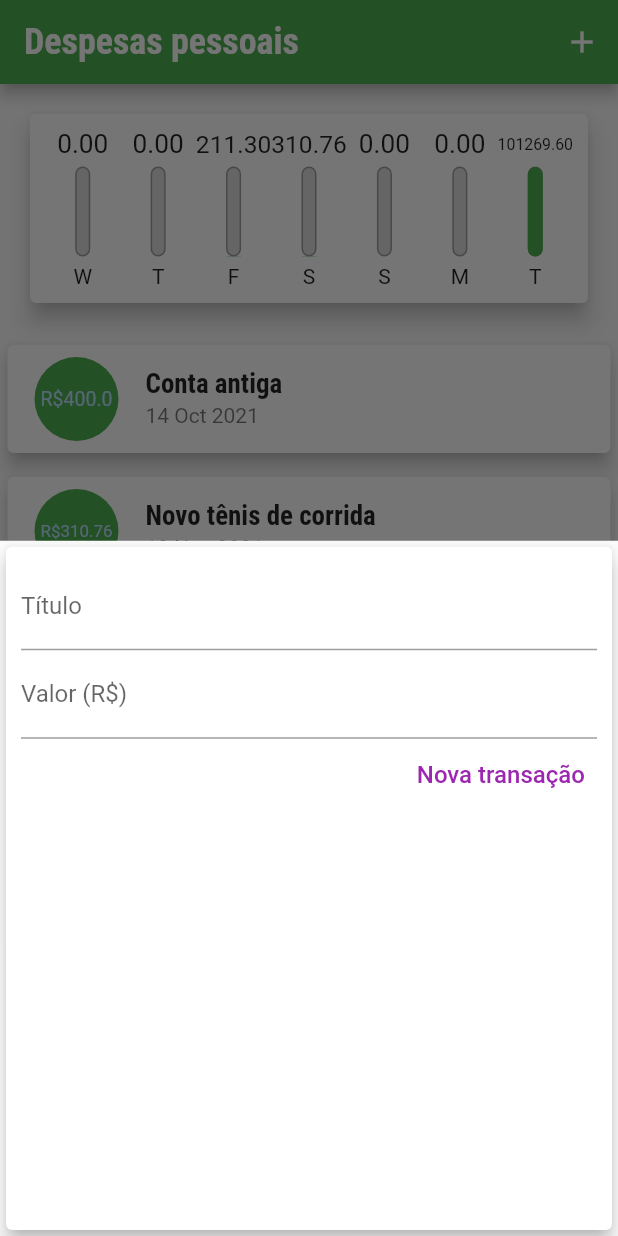
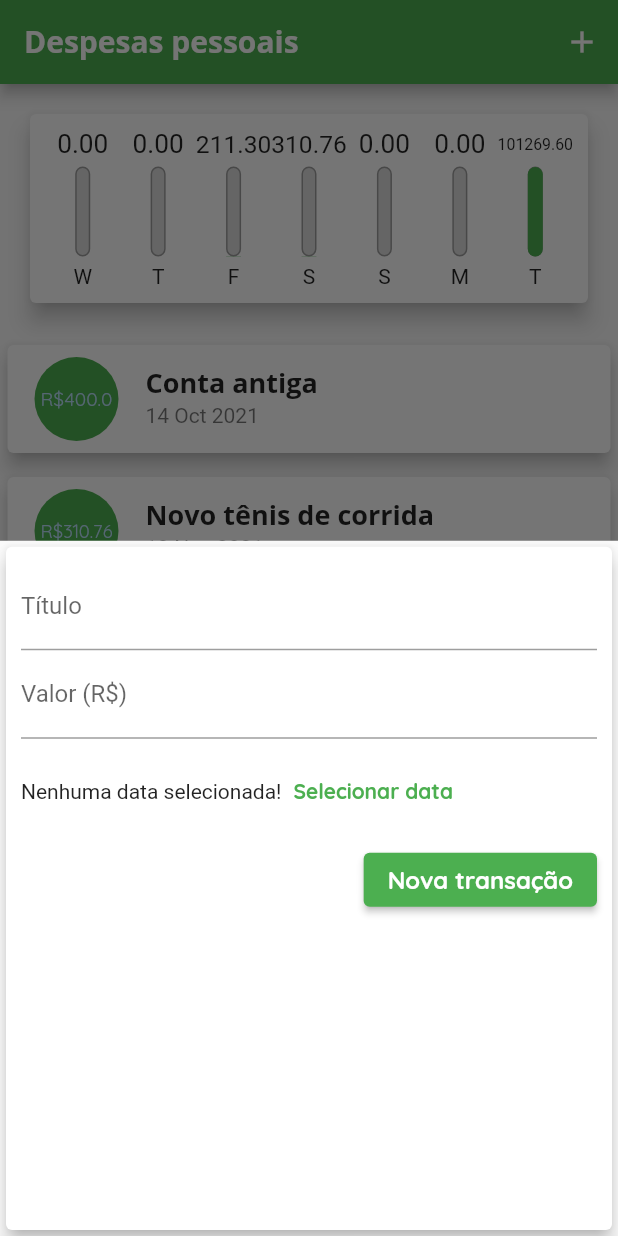
Before and after one commit to oElberte/expenses, a Flutter app: the screen it shows after launch, after a tap on the "add" icon, on a phone screen of 412 x 824 dp. Run offline on Flutter 3.47's test engine with Material 2 defaults, Android fonts, the phone set to English and light mode, and no system bars; Roboto replaces fonts that are missing (ShipporiAntiqueB1).

Commit message:
Changed fonts and new button in form

```diff
--- a/lib/components/transaction_form.dart
+++ b/lib/components/transaction_form.dart
@@ -50,22 +50,29 @@ class _TransactionFormState extends State<TransactionForm> {
                 labelText: "Valor (R\$)",
               ),
             ),
-
             // This Row is the button for add the expenses to the list
+            SizedBox(
+              height: 70,
+              child: Row(
+                children: [
+                  Text("Nenhuma data selecionada!"),
+                  TextButton(
+                    onPressed: () {},
+                    child: Text("Selecionar data"),
+                  )
+                ],
+              ),
+            ),
             Row(
               mainAxisAlignment: MainAxisAlignment.end,
               children: [
-                TextButton(
+                ElevatedButton(
                   onPressed: _submitForm,
                   child: const Text(
                     "Nova transação",
                     style: TextStyle(
                       fontSize: 16,
                     ),
-                  ),
-                  style: ElevatedButton.styleFrom(
-                    primary: Colors.white,
-                    onPrimary: Colors.purple,
                   ),
                 ),
               ],
--- a/lib/main.dart
+++ b/lib/main.dart
@@ -13,25 +13,28 @@ class ExpensesApp extends StatelessWidget {
   @override
   Widget build(BuildContext context) {
     return MaterialApp(
-      home: MyHomePage(),
+      home: const MyHomePage(),
       theme: ThemeData(
         colorScheme: ColorScheme.fromSwatch(
           primarySwatch: Colors.green,
         ).copyWith(
           secondary: Colors.blue[300],
         ),
-        fontFamily: "ShipporiAntiqueB1",
+        fontFamily: "Quicksand",
         textTheme: ThemeData.light().textTheme.copyWith(
-              headline6: const TextStyle(
-                fontFamily: "RobotoCondensed",
-                fontSize: 18,
-                fontWeight: FontWeight.bold,
-              ),
+            headline6: const TextStyle(
+              fontFamily: "OpenSans",
+              fontSize: 18,
+              fontWeight: FontWeight.bold,
             ),
+            button: const TextStyle(
+              color: Colors.white,
+              fontWeight: FontWeight.bold,
+            )),
         appBarTheme: const AppBarTheme(
           titleTextStyle: TextStyle(
-            fontFamily: "RobotoCondensed",
-            fontSize: 24,
+            fontFamily: "OpenSans",
+            fontSize: 20,
             fontWeight: FontWeight.bold,
           ),
         ),
@@ -41,6 +44,8 @@ class ExpensesApp extends StatelessWidget {
 }
 
 class MyHomePage extends StatefulWidget {
+  const MyHomePage({Key? key}) : super(key: key);
+
   @override
   State<MyHomePage> createState() => _MyHomePageState();
 }
@@ -82,7 +87,7 @@ class _MyHomePageState extends State<MyHomePage> {
   List<Transaction> get _recentTransactions {
     return _transactions.where((tr) {
       return tr.date.isAfter(DateTime.now().subtract(
-        Duration(days: 7),
+        const Duration(days: 7),
       ));
     }).toList();
   }
```
Also changed, not shown: pubspec.yaml (+7 -5 lines), assets/fonts/OpenSans-Bold.ttf (added), assets/fonts/OpenSans-Regular.ttf (added), assets/fonts/Quicksand-Bold.ttf (added), assets/fonts/Quicksand-Regular.ttf (added), assets/fonts/RobotoCondensed-Bold.ttf (deleted), assets/fonts/RobotoCondensed-Regular.ttf (deleted).
